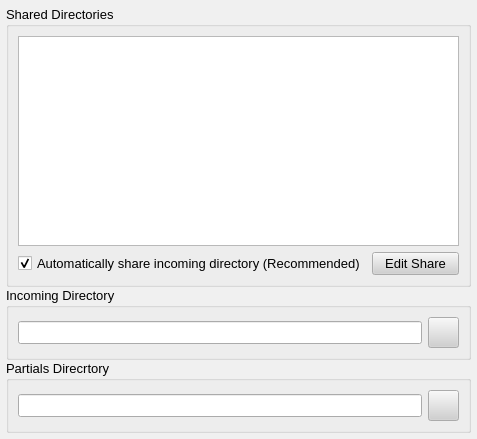
Above: retroshare-gui/src/gui/settings/DirectoriesPage.ui from RetroShare/RetroShare before the change. Below: the same form after it.
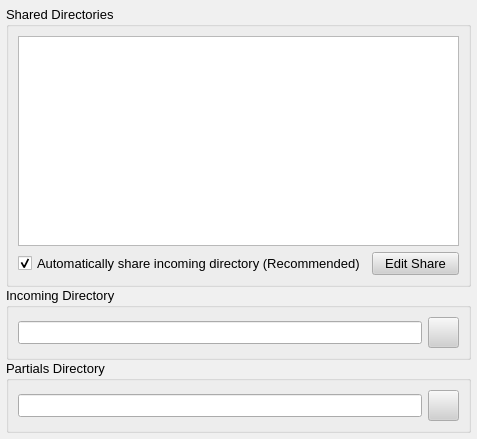
That is the form after the change. Icons and pictures are not drawn.

Commit message: fixed Mispelling in DirectoriesPage

```diff
--- a/retroshare-gui/src/gui/settings/DirectoriesPage.ui
+++ b/retroshare-gui/src/gui/settings/DirectoriesPage.ui
@@ -557,7 +557,7 @@
    <item row="2" column="0">
     <widget class="QGroupBox" name="groupBox_3">
      <property name="title">
-      <string>Partials Direcrtory</string>
+      <string>Partials Directory</string>
      </property>
      <layout class="QGridLayout">
       <item row="0" column="0">
```
